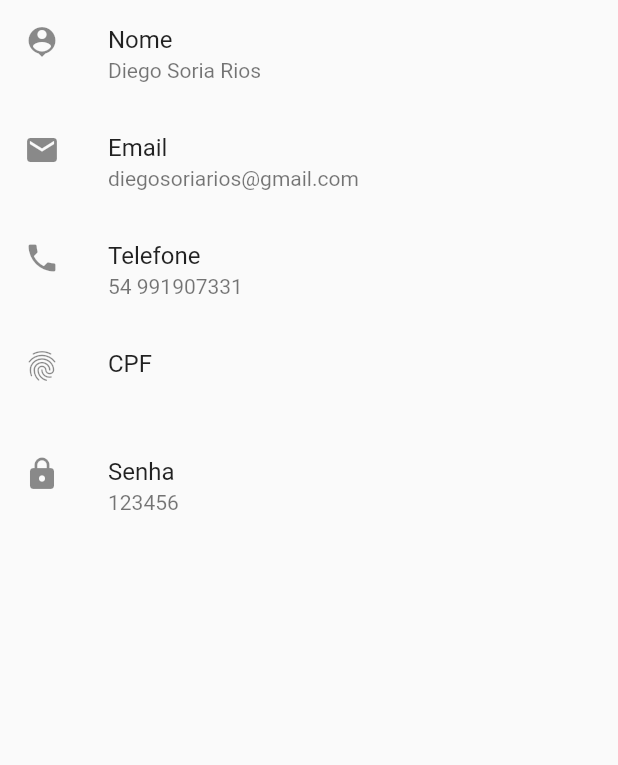
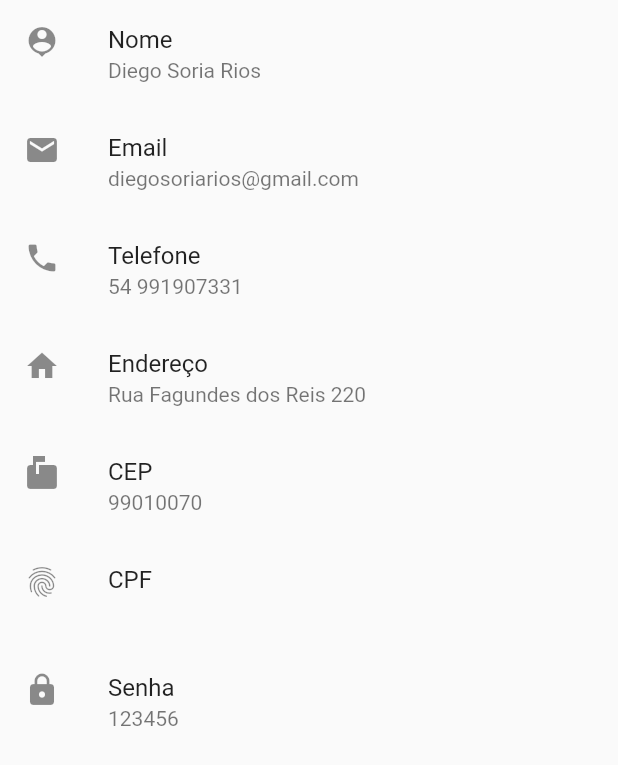
Before and after one commit to diegosoriarios/foodDelivery, a Flutter app: the Profile screen opened by its route, on a phone screen of 412 x 824 dp. Shown: the top 765 px of the screen. Run offline on Flutter 3.47's test engine with Material 2 defaults, Android fonts, the phone set to English and light mode, and no system bars; Roboto replaces fonts that are missing (Montserrat).

Commit message:
Update user

```diff
--- a/lib/Component/ProductContainer.dart
+++ b/lib/Component/ProductContainer.dart
@@ -2,6 +2,7 @@ import 'package:flutter/material.dart';
 import 'package:food/Modelos/Produtos.dart';
 import 'package:food/Pages/OrderPage.dart';
 import 'package:food/Pages/RestaurantPage.dart';
+import 'package:intl/intl.dart';
 
 class ProductContainer extends StatelessWidget {
   //final String nome;
@@ -9,6 +10,7 @@ class ProductContainer extends StatelessWidget {
   //final String categoria;
   Produtos produtos;
   ProductContainer({Key key, this.produtos}) : super(key: key);
+  NumberFormat formater = NumberFormat("#00.00");
 
   @override
   Widget build(BuildContext context) {
@@ -72,7 +74,7 @@ class ProductContainer extends StatelessWidget {
                   ),
                   Spacer(),
                   Text(
-                    produtos.preco.toString(),
+                    "R\$ " + formater.format(produtos.preco).toString(),
                     style: TextStyle(color: Colors.grey[400], fontWeight: FontWeight.bold),
                   )
                 ],
--- a/lib/Pages/Profile.dart
+++ b/lib/Pages/Profile.dart
@@ -27,6 +27,18 @@ class Profile extends StatelessWidget {
               onTap: () => showInputDialog(context, "Telefone", usuario.celular),
             ),
             ListTile(
+              leading: Icon(Icons.home),
+              title: Text("Endereço"),
+              subtitle: Text(usuario.endereco),
+              onTap: () => showInputDialog(context, "Endereço", usuario.endereco),
+            ),
+            ListTile(
+              leading: Icon(Icons.markunread_mailbox),
+              title: Text("CEP"),
+              subtitle: Text(usuario.cep),
+              onTap: () => showInputDialog(context, "CEP", usuario.cep),
+            ),
+            ListTile(
               leading: Icon(Icons.fingerprint),
               title: Text("CPF"),
               subtitle: Text(usuario.cpf),
@@ -50,7 +62,10 @@ showInputDialog(BuildContext context, String label, String value) {
 
   Widget okButton = FlatButton(
     child: Text("OK"),
-    onPressed: () { },
+    onPressed: () => {
+      usuario.updateUser(label, _textFieldController.text),
+      Navigator.of(context).pop()
+    }
   );
 
   Widget cancelButton = FlatButton(
--- a/lib/data.dart
+++ b/lib/data.dart
@@ -30,4 +30,4 @@ List<Restaurante> restaurantList = [
 
 List<Restaurante> favoritos = [];
 
-User usuario = User("Diego Soria Rios", 'diegosoriarios@gmail.com', "54 991907331", "", "123456");
+User usuario = User("Diego Soria Rios", 'diegosoriarios@gmail.com', "54 991907331", "Rua Fagundes dos Reis 220", "99010070", "", "123456");
--- a/pubspec.yaml
+++ b/pubspec.yaml
@@ -23,6 +23,7 @@ dependencies:
   # The following adds the Cupertino Icons font to your application.
   # Use with the CupertinoIcons class for iOS style icons.
   cupertino_icons: ^0.1.2
+  intl: ^0.16.0
 
 dev_dependencies:
   flutter_test:
```
Also changed, not shown: lib/Modelos/User.dart (+31 -1 lines), pubspec.lock, 3 other files.
